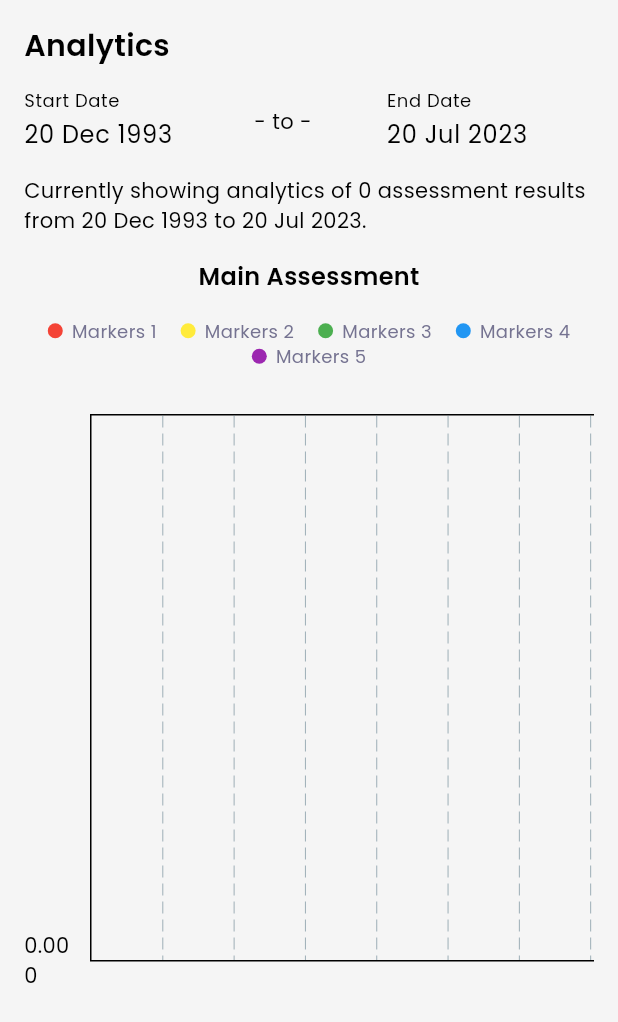
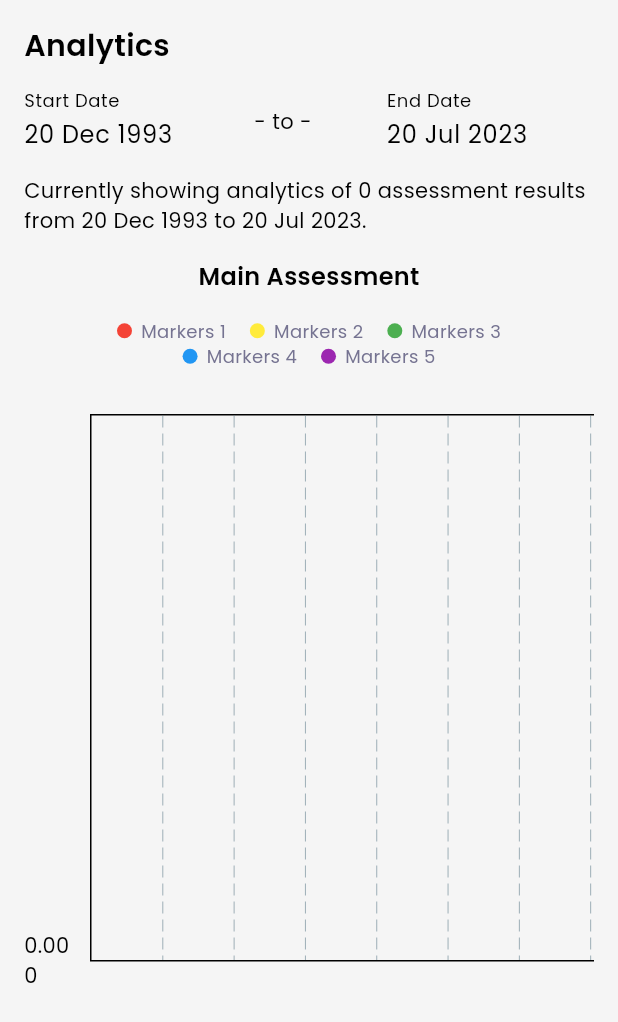
Before and after one commit to YosuaPWH/ts_one, a Flutter app: the AnalyticsScreen screen opened directly, on a phone screen of 412 x 824 dp. Shown: the top 1022 px of the screen. Run offline on Flutter 3.47's test engine with Material 2 defaults, Android fonts, the phone set to English and light mode, and no system bars; drawn by our look-alikes of fl_chart; our stand-ins replace cloud_firestore, email_validator, firebase_auth, firebase_core, firebase_storage, flutter_expandable_fab and 9 more; missing offline and left inert: googleapis, hand_signature; accounts and stored records are empty; generated files the repository leaves out were written again.

Commit message:
Fix UI on analytics screen

```diff
--- a/lib/presentation/shared_components/legend_widget.dart
+++ b/lib/presentation/shared_components/legend_widget.dart
@@ -46,7 +46,7 @@ class LegendsListWidget extends StatelessWidget {
   Widget build(BuildContext context) {
     return Wrap(
       spacing: 16,
-      alignment: WrapAlignment.spaceAround,
+      alignment: WrapAlignment.center,
       children: legends
           .map(
             (e) => LegendWidget(
--- a/lib/presentation/view/analytics/analytics_screen.dart
+++ b/lib/presentation/view/analytics/analytics_screen.dart
@@ -404,15 +404,15 @@ class _AnalyticsScreenState extends State<AnalyticsScreen> {
                         ],
                       ),
                     ),
+                    Text("Currently showing analytics of ${assessmentResultsFilteredByDate.length} assessment results from "
+                        "${Util.convertDateTimeDisplay(startDate.toString(), "dd MMM yyyy")} to "
+                        "${Util.convertDateTimeDisplay(endDate.toString(), "dd MMM yyyy")}."),
                     model.isLoading
                     ? const Center(
                         child: CircularProgressIndicator(),
                       )
                     : Column(
                         children: [
-                          Text("Currently showing analytics of ${assessmentResultsFilteredByDate.length} assessment results from "
-                              "${Util.convertDateTimeDisplay(startDate.toString(), "dd MMM yyyy")} to "
-                              "${Util.convertDateTimeDisplay(endDate.toString(), "dd MMM yyyy")}."),
                           chartLoading? const Center(
                             child: CircularProgressIndicator(),
                           ) : Padding(
@@ -425,7 +425,7 @@ class _AnalyticsScreenState extends State<AnalyticsScreen> {
                                   style: tsOneTextTheme.headlineMedium,
                                 ),
                                 Padding(
-                                  padding: const EdgeInsets.only(top: 16.0),
+                                  padding: const EdgeInsets.only(top: 16.0, right: 16.0, left: 16.0),
                                   child: LegendsListWidget(
                                     legends: [
                                       Legend('Markers 1', Colors.red),
@@ -466,7 +466,7 @@ class _AnalyticsScreenState extends State<AnalyticsScreen> {
                                   style: tsOneTextTheme.headlineMedium,
                                 ),
                                 Padding(
-                                  padding: const EdgeInsets.only(top: 16.0),
+                                  padding: const EdgeInsets.only(top: 16.0, right: 16.0, left: 16.0),
                                   child: LegendsListWidget(
                                     legends: [
                                       Legend('Markers 1', Colors.red),
@@ -507,7 +507,7 @@ class _AnalyticsScreenState extends State<AnalyticsScreen> {
                                   style: tsOneTextTheme.headlineMedium,
                                 ),
                                 Padding(
-                                  padding: const EdgeInsets.only(top: 16.0),
+                                  padding: const EdgeInsets.only(top: 16.0, right: 16.0, left: 16.0),
                                   child: LegendsListWidget(
                                     legends: [
                                       Legend('Markers 1', Colors.red),
```
